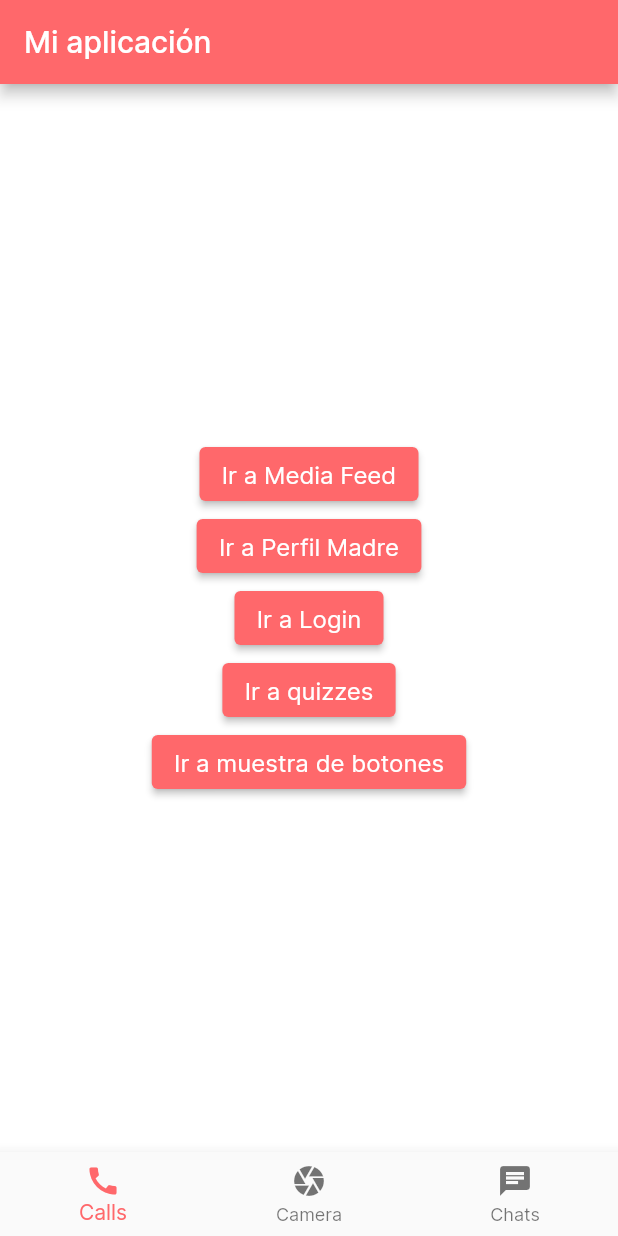
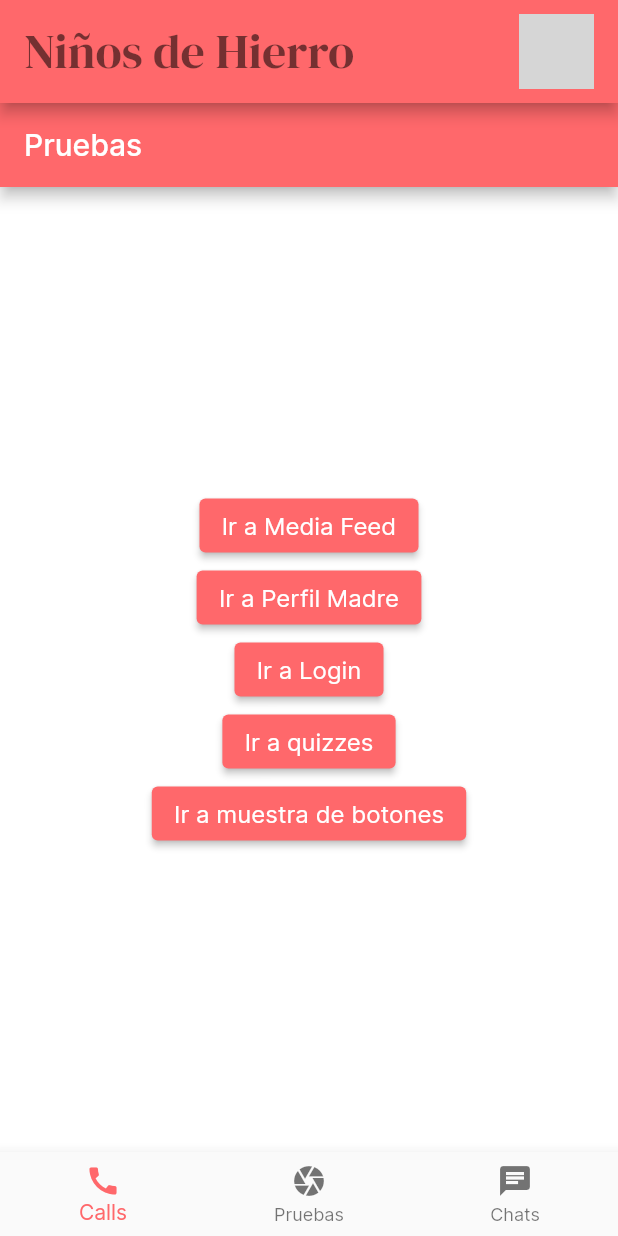
Before and after one commit to axelyerit31/iron_kids, a Flutter app: the screen it shows after launch, on a phone screen of 412 x 824 dp. Run offline on Flutter 3.47's test engine with Material 2 defaults, Android fonts, the light colour scheme and no system bars; network calls fail; grey boxes are pictures that could not be loaded.

Commit message:
avanzando bottomNavigationBar

```diff
--- a/lib/main.dart
+++ b/lib/main.dart
@@ -1,11 +1,10 @@
 import 'package:flutter/material.dart';
-import 'package:iron_kids/screens/botones_muestra.dart';
-import 'package:iron_kids/screens/login_screen.dart';
 import 'package:iron_kids/screens/mediafeed_screen.dart';
 import 'package:iron_kids/screens/perfil_screen.dart';
 
-import 'package:iron_kids/screens/quizzes_screen.dart';
+import 'package:iron_kids/screens/test_anemia_screen.dart';
 import 'package:iron_kids/styles/app_theme.dart';
+import 'package:iron_kids/styles/widgets/header.dart';
 
 void main() {
   runApp(const MyApp());
@@ -14,7 +13,14 @@ void main() {
 double screenW = 0;
 double screenH = 0;
 
-int _selectedIndex = 0;
+
+
+// Lista de pantallas en el botttomNavigationBare
+const List<Widget> _pages = <Widget>[
+  TestAnemiaScreen(),
+  MediaFeedScreen(),
+  PerfilScreen(),
+];
 
 class MyApp extends StatelessWidget {
   const MyApp({Key? key}) : super(key: key);
@@ -40,6 +46,8 @@ class HomeScreen extends StatefulWidget {
 
 class _HomeScreenState extends State<HomeScreen> {
 
+  int _selectedIndex = 0;
+
   void _onItemTapped(int index) {
     setState(() {
       _selectedIndex = index;
@@ -54,7 +62,10 @@ class _HomeScreenState extends State<HomeScreen> {
 
     return Scaffold(
       appBar: AppBar(
-        title: const Text('Mi aplicación'),
+        toolbarHeight: screenH * 1 / 12,
+        title: const Header(
+          title: 'Niños de Hierro',
+        ),
       ),
       bottomNavigationBar: BottomNavigationBar(
         items: const <BottomNavigationBarItem>[
@@ -64,7 +75,7 @@ class _HomeScreenState extends State<HomeScreen> {
           ),
           BottomNavigationBarItem(
             icon: Icon(Icons.camera),
-            label: 'Camera',
+            label: 'Pruebas',
           ),
           BottomNavigationBarItem(
             icon: Icon(Icons.chat),
@@ -74,61 +85,10 @@ class _HomeScreenState extends State<HomeScreen> {
         currentIndex: _selectedIndex, //New
         onTap: _onItemTapped,
       ),
-      body: Center(
-        child: Column(
-          mainAxisAlignment: MainAxisAlignment.center,
-          children: [
-            ElevatedButton(
-              onPressed: () {
-                Navigator.push(
-                  context,
-                  MaterialPageRoute(
-                      builder: (context) => const MediaFeedScreen()),
-                );
-              },
-              child: const Text('Ir a Media Feed'),
-            ),
-            ElevatedButton(
-              onPressed: () {
-                Navigator.push(
-                  context,
-                  MaterialPageRoute(builder: (context) => const PerfilScreen()),
-                );
-              },
-              child: const Text('Ir a Perfil Madre'),
-            ),
-            ElevatedButton(
-              onPressed: () {
-                Navigator.push(
-                  context,
-                  MaterialPageRoute(builder: (context) => const LoginScreen()),
-                );
-              },
-              child: const Text('Ir a Login'),
-            ),
-            ElevatedButton(
-              onPressed: () {
-                Navigator.push(
-                  context,
-                  MaterialPageRoute(
-                      builder: (context) => const QuizzesScreen()),
-                );
-              },
-              child: const Text('Ir a quizzes'),
-            ),
-            ElevatedButton(
-              onPressed: () {
-                Navigator.push(
-                  context,
-                  MaterialPageRoute(
-                      builder: (context) => const BotonesMuestraScreen()),
-                );
-              },
-              child: const Text('Ir a muestra de botones'),
-            ),
-          ],
-        ),
-      ),
+      body: IndexedStack(
+        index: _selectedIndex,
+        children: _pages
+      )
     );
   }
 }
--- a/lib/screens/quizzes_screen.dart
+++ b/lib/screens/quizzes_screen.dart
@@ -90,7 +90,7 @@ class QuestionCard extends StatelessWidget {
             style: textTheme.headlineSmall,
           ),
           AppTheme.spacingWidget6,
-          for (final option in options) const Option(optionText: 'hola'),
+          for (final option in options) Option(optionText: option),
           SizedBox(
             width: 200,
             child: Row(
--- /dev/null
+++ b/lib/screens/test_anemia_screen.dart
@@ -0,0 +1,74 @@
+import 'package:flutter/material.dart';
+import 'package:iron_kids/screens/botones_muestra.dart';
+import 'package:iron_kids/screens/login_screen.dart';
+import 'package:iron_kids/screens/mediafeed_screen.dart';
+import 'package:iron_kids/screens/perfil_screen.dart';
+import 'package:iron_kids/screens/quizzes_screen.dart';
+
+class TestAnemiaScreen extends StatelessWidget {
+  const TestAnemiaScreen({super.key});
+
+  @override
+  Widget build(BuildContext context) {
+    return Scaffold(
+      appBar: AppBar(
+        title: const Text("Pruebas"),
+      ),
+      body: Center(
+        child: Column(
+          mainAxisAlignment: MainAxisAlignment.center,
+          children: [
+            ElevatedButton(
+              onPressed: () {
+                Navigator.push(
+                  context,
+                  MaterialPageRoute(
+                      builder: (context) => const MediaFeedScreen()),
+                );
+              },
+              child: const Text('Ir a Media Feed'),
+            ),
+            ElevatedButton(
+              onPressed: () {
+                Navigator.push(
+                  context,
+                  MaterialPageRoute(builder: (context) => const PerfilScreen()),
+                );
+              },
+              child: const Text('Ir a Perfil Madre'),
+            ),
+            ElevatedButton(
+              onPressed: () {
+                Navigator.push(
+                  context,
+                  MaterialPageRoute(builder: (context) => const LoginScreen()),
+                );
+              },
+              child: const Text('Ir a Login'),
+            ),
+            ElevatedButton(
+              onPressed: () {
+                Navigator.push(
+                  context,
+                  MaterialPageRoute(
+                      builder: (context) => const QuizzesScreen()),
+                );
+              },
+              child: const Text('Ir a quizzes'),
+            ),
+            ElevatedButton(
+              onPressed: () {
+                Navigator.push(
+                  context,
+                  MaterialPageRoute(
+                      builder: (context) => const BotonesMuestraScreen()),
+                );
+              },
+              child: const Text('Ir a muestra de botones'),
+            ),
+          ],
+        ),
+      ),
+    );
+  }
+}
```
Also changed, not shown: lib/screens/control_anemia_screen.dart (added, +10 -0 lines), lib/screens/mediafeed_screen.dart (+2 -26 lines), lib/screens/recetas_screen.dart (added, +10 -0 lines).
